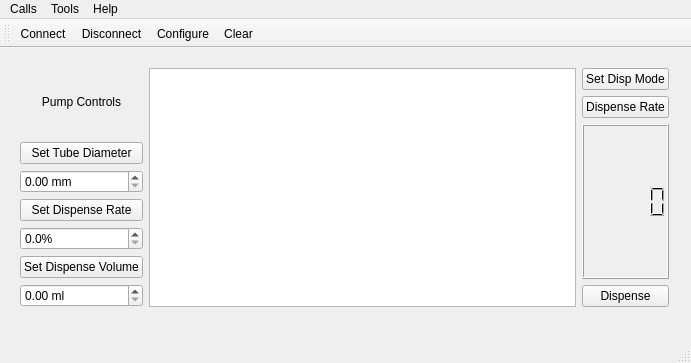
Qt form mainwindow.ui (DonMunn/PumpComm) before a commit.
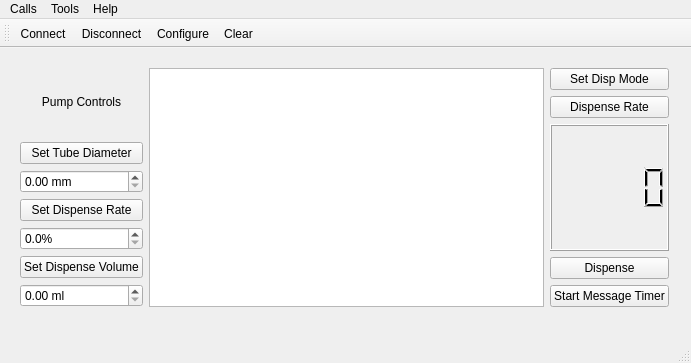
The same form after that commit. Icons and pictures are not drawn.

Commit message: Cleaned up code, changed sending of messages to use a timer

The edit to the form file:
```diff
--- a/mainwindow.ui
+++ b/mainwindow.ui
@@ -112,6 +112,13 @@
          </property>
         </widget>
        </item>
+       <item>
+        <widget class="QPushButton" name="pushButtonStartMessageTimer">
+         <property name="text">
+          <string>Start Message Timer</string>
+         </property>
+        </widget>
+       </item>
       </layout>
      </item>
     </layout>
```
The commit also changes 6 other files.
